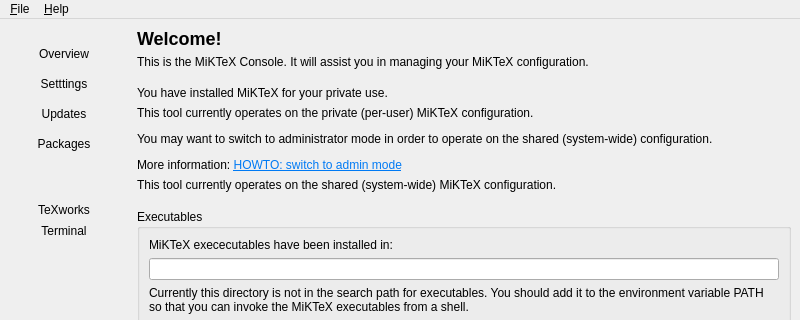
Before: the Qt Designer form Programs/MiKTeX/Console/Qt/mainwindow.ui in MiKTeX/miktex, drawn with Qt 5; both pictures show x 0 to 800 and y 0 to 320 of the 800 by 558 pixel window.
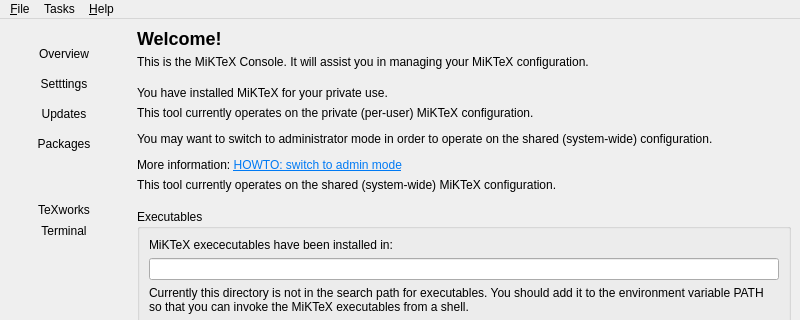
After: the same form once the commit is applied. The open tabs and pages were chosen to show the change. Icons and pictures are not drawn.

Commit message: MiKTeX Console

What changed in the file:
```diff
--- a/Programs/MiKTeX/Console/Qt/mainwindow.ui
+++ b/Programs/MiKTeX/Console/Qt/mainwindow.ui
@@ -940,7 +940,15 @@
     </property>
     <addaction name="actionAbout"/>
    </widget>
+   <widget class="QMenu" name="menuTasks">
+    <property name="title">
+     <string>Tasks</string>
+    </property>
+    <addaction name="actionRefreshFileNameDatabase"/>
+    <addaction name="actionRefreshFontMapFiles"/>
+   </widget>
    <addaction name="menuFile"/>
+   <addaction name="menuTasks"/>
    <addaction name="menu_Help"/>
   </widget>
   <widget class="QStatusBar" name="statusbar"/>
```
Left out of the diff: 24 changed lines with no effect on the pictures. The commit also changes 2 other files.
